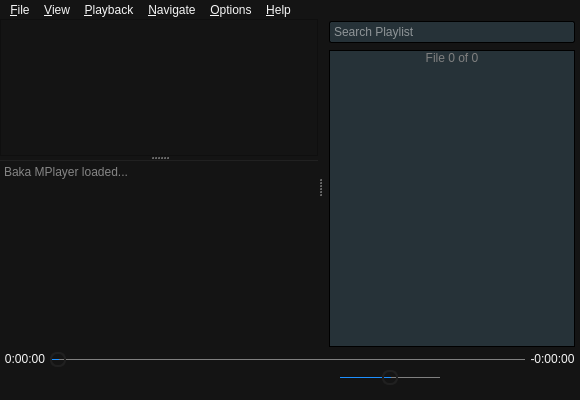
This is Baka MPlayer/ui/mainwindow.ui in u8sand/Baka-MPlayer as Qt 5 draws it before an edit. The edited form follows.
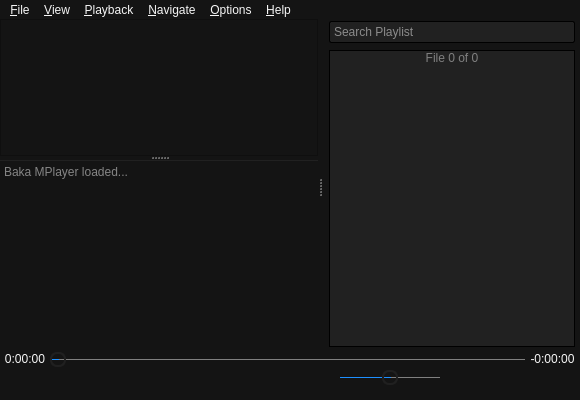
This is the edited form. Icons and pictures are not drawn. Custom widgets are drawn as their Qt base class.

Commit message: mainwindow.ui: changed playlist background color

```diff
--- a/Baka MPlayer/ui/mainwindow.ui
+++ b/Baka MPlayer/ui/mainwindow.ui
@@ -24,6 +24,10 @@
 	font-family: 	&quot;Open Sans&quot;;
 }
 
+QMenuBar::item:selected {
+	background: #424242;
+}
+
 /* QMenu */
 
 QMenu {
@@ -46,7 +50,7 @@
 /* Playlist */
 
 #searchBox, #indexLabel, #playlistWidget, #playlistControlLayout {
-	background: #263238;
+	background: #212121;
 }
 
 #searchBox {
```
Left out of the diff: 3 changed lines with no effect on the pictures. The commit also changes 1 other file.
